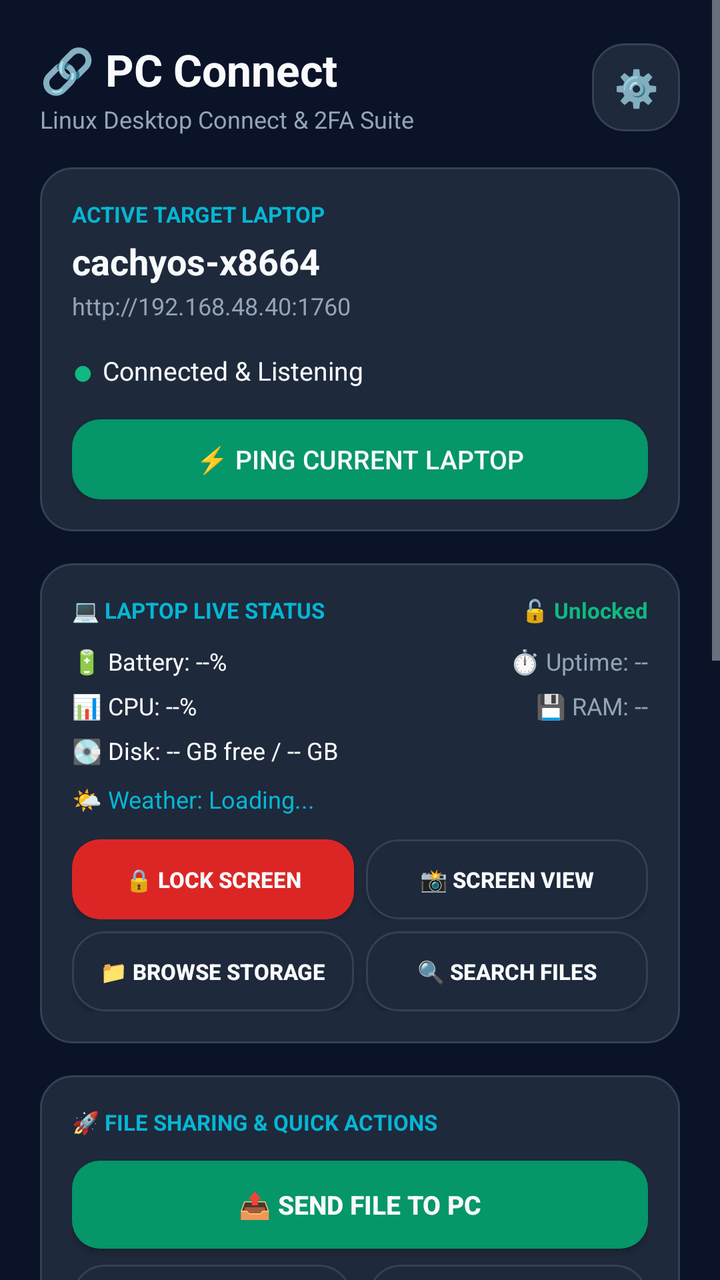
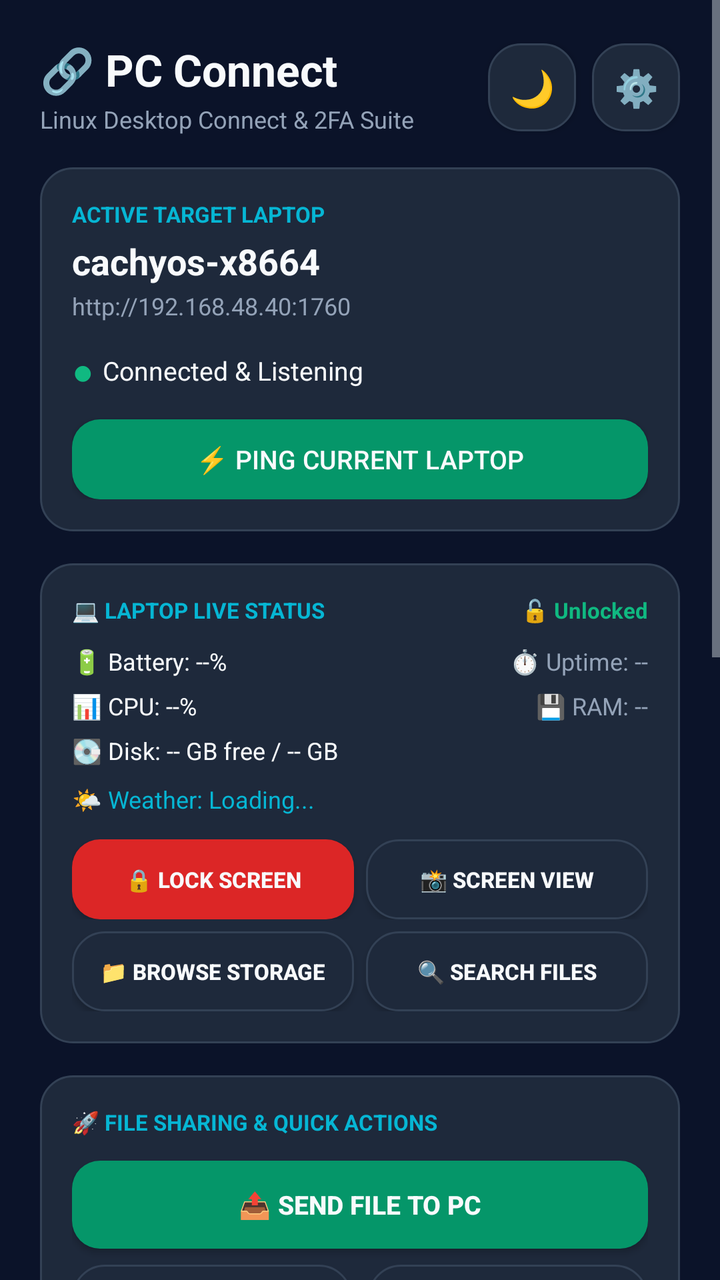

The first picture is an Android layout as it rendered before a commit; the second is the same layout after the commit. The layout source and the unified diff follow.
<!-- AndroidManifest.xml: application theme AppTheme -->
<!-- res/layout/activity_main.xml -->
<?xml version="1.0" encoding="utf-8"?>
<ScrollView xmlns:android="http://schemas.android.com/apk/res/android"
    android:layout_width="match_parent"
    android:layout_height="match_parent"
    android:background="@color/bg_dark"
    android:fillViewport="true">

    <LinearLayout
        android:layout_width="match_parent"
        android:layout_height="wrap_content"
        android:orientation="vertical"
        android:padding="20dp">

        
        <LinearLayout
            android:layout_width="match_parent"
            android:layout_height="wrap_content"
            android:orientation="horizontal"
            android:gravity="center_vertical"
            android:layout_marginBottom="16dp">

            <LinearLayout
                android:layout_width="0dp"
                android:layout_height="wrap_content"
                android:layout_weight="1"
                android:orientation="vertical">

                <TextView
                    android:layout_width="wrap_content"
                    android:layout_height="wrap_content"
                    android:text="🔗 PC Connect"
                    android:textSize="22sp"
                    android:textStyle="bold"
                    android:textColor="@color/text_white" />

                <TextView
                    android:layout_width="wrap_content"
                    android:layout_height="wrap_content"
                    android:text="Linux Desktop Connect &amp; 2FA Suite"
                    android:textSize="12sp"
                    android:textColor="@color/text_muted"
                    android:layout_marginTop="2dp" />
            </LinearLayout>

            <Button
                android:id="@+id/btn_settings"
                android:layout_width="44dp"
                android:layout_height="44dp"
                android:text="⚙️"
                android:textSize="18sp"
                android:textColor="@color/text_white"
                android:background="@drawable/card_bg" />
        </LinearLayout>

        
        <LinearLayout
            android:layout_width="match_parent"
            android:layout_height="wrap_content"
            android:orientation="vertical"
            android:background="@drawable/card_bg"
            android:padding="16dp"
            android:layout_marginBottom="16dp">

            <TextView
                android:layout_width="wrap_content"
                android:layout_height="wrap_content"
                android:text="ACTIVE TARGET LAPTOP"
                android:textSize="11sp"
                android:textStyle="bold"
                android:textColor="@color/accent_cyan" />

            <TextView
                android:id="@+id/tv_hostname"
                android:layout_width="wrap_content"
                android:layout_height="wrap_content"
                android:text="cachyos-x8664"
                android:textSize="18sp"
                android:textStyle="bold"
                android:textColor="@color/text_white"
                android:layout_marginTop="4dp" />

            <TextView
                android:id="@+id/tv_active_ip"
                android:layout_width="wrap_content"
                android:layout_height="wrap_content"
                android:text="http://192.168.48.40:1760"
                android:textSize="12sp"
                android:textColor="@color/text_muted"
                android:layout_marginTop="2dp" />

            <LinearLayout
                android:layout_width="match_parent"
                android:layout_height="wrap_content"
                android:orientation="horizontal"
                android:gravity="center_vertical"
                android:layout_marginTop="12dp">

                <TextView
                    android:id="@+id/tv_status_dot"
                    android:layout_width="wrap_content"
                    android:layout_height="wrap_content"
                    android:text="● "
                    android:textSize="18sp"
                    android:textColor="@color/status_green" />

                <TextView
                    android:id="@+id/tv_status_text"
                    android:layout_width="wrap_content"
                    android:layout_height="wrap_content"
                    android:text="Connected &amp; Listening"
                    android:textSize="13sp"
                    android:textColor="@color/text_white" />
            </LinearLayout>

            <Button
                android:id="@+id/btn_test_connection"
                android:layout_width="match_parent"
                android:layout_height="40dp"
                android:text="⚡ Ping Current Laptop"
                android:textSize="13sp"
                android:textColor="@color/text_white"
                android:background="@drawable/btn_approve"
                android:layout_marginTop="12dp" />
        </LinearLayout>

        
        <LinearLayout
            android:id="@+id/layout_laptop_status"
            android:layout_width="match_parent"
            android:layout_height="wrap_content"
            android:orientation="vertical"
            android:background="@drawable/card_bg"
            android:padding="16dp"
            android:layout_marginBottom="16dp">

            <LinearLayout
                android:layout_width="match_parent"
                android:layout_height="wrap_content"
                android:orientation="horizontal"
                android:gravity="center_vertical">

                <TextView
                    android:layout_width="0dp"
                    android:layout_height="wrap_content"
                    android:layout_weight="1"
                    android:text="💻 LAPTOP LIVE STATUS"
                    android:textSize="11sp"
                    android:textStyle="bold"
                    android:textColor="@color/accent_cyan" />

                <TextView
                    android:id="@+id/tv_pc_lock_badge"
                    android:layout_width="wrap_content"
                    android:layout_height="wrap_content"
                    android:text="🔓 Unlocked"
                    android:textSize="11sp"
                    android:textStyle="bold"
                    android:textColor="@color/status_green" />
            </LinearLayout>

            <LinearLayout
                android:layout_width="match_parent"
                android:layout_height="wrap_content"
                android:orientation="horizontal"
                android:layout_marginTop="10dp">

                <TextView
                    android:id="@+id/tv_pc_battery"
                    android:layout_width="0dp"
                    android:layout_height="wrap_content"
                    android:layout_weight="1"
                    android:text="🔋 Battery: --%"
                    android:textSize="12sp"
                    android:textColor="@color/text_white" />

                <TextView
                    android:id="@+id/tv_pc_uptime"
                    android:layout_width="wrap_content"
                    android:layout_height="wrap_content"
                    android:text="⏱️ Uptime: --"
                    android:textSize="12sp"
                    android:textColor="@color/text_muted" />
            </LinearLayout>

            <LinearLayout
                android:layout_width="match_parent"
                android:layout_height="wrap_content"
                android:orientation="horizontal"
                android:layout_marginTop="6dp">

                <TextView
                    android:id="@+id/tv_pc_cpu"
                    android:layout_width="0dp"
                    android:layout_height="wrap_content"
                    android:layout_weight="1"
                    android:text="📊 CPU: --%"
                    android:textSize="12sp"
                    android:textColor="@color/text_white" />

                <TextView
                    android:id="@+id/tv_pc_memory"
                    android:layout_width="wrap_content"
                    android:layout_height="wrap_content"
                    android:text="💾 RAM: --"
                    android:textSize="12sp"
                    android:textColor="@color/text_muted" />
            </LinearLayout>

            <LinearLayout
                android:layout_width="match_parent"
                android:layout_height="wrap_content"
                android:orientation="horizontal"
                android:layout_marginTop="6dp">

                <TextView
                    android:id="@+id/tv_pc_storage"
                    android:layout_width="match_parent"
                    android:layout_height="wrap_content"
                    android:text="💽 Disk: -- GB free / -- GB"
                    android:textSize="12sp"
                    android:textColor="@color/text_white" />
            </LinearLayout>

            <TextView
                android:id="@+id/tv_pc_weather"
                android:layout_width="match_parent"
                android:layout_height="wrap_content"
                android:text="🌤️ Weather: Loading..."
                android:textSize="12sp"
                android:textColor="@color/accent_cyan"
                android:layout_marginTop="8dp" />

            <LinearLayout
                android:layout_width="match_parent"
                android:layout_height="wrap_content"
                android:orientation="horizontal"
                android:layout_marginTop="12dp">

                <Button
                    android:id="@+id/btn_lock_laptop_action"
                    android:layout_width="0dp"
                    android:layout_height="40dp"
                    android:layout_weight="1"
                    android:text="🔒 Lock Screen"
                    android:textSize="11sp"
                    android:textStyle="bold"
                    android:textColor="@color/text_white"
                    android:background="@drawable/btn_deny"
                    android:layout_marginEnd="6dp" />

                <Button
                    android:id="@+id/btn_screenshot_action"
                    android:layout_width="0dp"
                    android:layout_height="40dp"
                    android:layout_weight="1"
                    android:text="📸 Screen View"
                    android:textSize="11sp"
                    android:textStyle="bold"
                    android:textColor="@color/text_white"
                    android:background="@drawable/card_bg" />
            </LinearLayout>

            <LinearLayout
                android:layout_width="match_parent"
                android:layout_height="wrap_content"
                android:orientation="horizontal"
                android:layout_marginTop="6dp">

                <Button
                    android:id="@+id/btn_browse_laptop_action"
                    android:layout_width="0dp"
                    android:layout_height="40dp"
                    android:layout_weight="1"
                    android:text="📁 Browse Storage"
                    android:textSize="11sp"
                    android:textStyle="bold"
                    android:textColor="@color/text_white"
                    android:background="@drawable/card_bg"
                    android:layout_marginEnd="6dp" />

                <Button
                    android:id="@+id/btn_search_files_action"
                    android:layout_width="0dp"
                    android:layout_height="40dp"
                    android:layout_weight="1"
                    android:text="🔍 Search Files"
                    android:textSize="11sp"
                    android:textStyle="bold"
                    android:textColor="@color/text_white"
                    android:background="@drawable/card_bg" />
            </LinearLayout>
        </LinearLayout>

        
        <LinearLayout
            android:id="@+id/layout_challenge"
            android:layout_width="match_parent"
            android:layout_height="wrap_content"
            android:orientation="vertical"
            android:background="@drawable/card_bg"
            android:padding="20dp"
            android:layout_marginBottom="16dp"
            android:visibility="gone">

            <TextView
                android:layout_width="wrap_content"
                android:layout_height="wrap_content"
                android:text="⚠️ UNLOCK CHALLENGE ACTIVE"
                android:textSize="13sp"
                android:textStyle="bold"
                android:textColor="@color/accent_cyan" />

            <TextView
                android:id="@+id/tv_challenge_message"
                android:layout_width="wrap_content"
                android:layout_height="wrap_content"
                android:text="Login requested on your laptop. Approve to unlock."
                android:textSize="16sp"
                android:textColor="@color/text_white"
                android:layout_marginTop="8dp" />

            <TextView
                android:id="@+id/tv_timer"
                android:layout_width="wrap_content"
                android:layout_height="wrap_content"
                android:text="Expires in: 35s"
                android:textSize="14sp"
                android:textColor="@color/text_muted"
                android:layout_marginTop="6dp" />

            <Button
                android:id="@+id/btn_approve_challenge"
                android:layout_width="match_parent"
                android:layout_height="54dp"
                android:text="👆 APPROVE WITH FINGERPRINT"
                android:textSize="15sp"
                android:textStyle="bold"
                android:textColor="@color/text_white"
                android:background="@drawable/btn_approve"
                android:layout_marginTop="16dp" />

            <Button
                android:id="@+id/btn_deny_challenge"
                android:layout_width="match_parent"
                android:layout_height="44dp"
                android:text="❌ DENY"
                android:textSize="14sp"
                android:textColor="@color/text_white"
                android:background="@drawable/btn_deny"
                android:layout_marginTop="10dp" />
        </LinearLayout>

        
        <LinearLayout
            android:layout_width="match_parent"
            android:layout_height="wrap_content"
            android:orientation="vertical"
            android:background="@drawable/card_bg"
            android:padding="16dp"
            android:layout_marginBottom="16dp">

            <TextView
                android:layout_width="wrap_content"
                android:layout_height="wrap_content"
                android:text="🚀 FILE SHARING &amp; QUICK ACTIONS"
                android:textSize="11sp"
                android:textStyle="bold"
                android:textColor="@color/accent_cyan" />

            <Button
                android:id="@+id/btn_send_file_to_pc"
                android:layout_width="match_parent"
                android:layout_height="44dp"
                android:text="📤 Send File to PC"
                android:textSize="13sp"
                android:textStyle="bold"
                android:textColor="@color/text_white"
                android:background="@drawable/btn_approve"
                android:layout_marginTop="12dp" />

            <LinearLayout
                android:layout_width="match_parent"
                android:layout_height="wrap_content"
                android:orientation="horizontal"
                android:layout_marginTop="8dp">

                <Button
                    android:id="@+id/btn_send_clip_to_pc"
                    android:layout_width="0dp"
                    android:layout_height="40dp"
                    android:layout_weight="1"
                    android:text="📋 Copy to PC"
                    android:textSize="12sp"
                    android:textColor="@color/text_white"
                    android:background="@drawable/card_bg"
                    android:layout_marginEnd="4dp" />

                <Button
                    android:id="@+id/btn_get_clip_from_pc"
                    android:layout_width="0dp"
                    android:layout_height="40dp"
                    android:layout_weight="1"
                    android:text="📋 Paste from PC"
                    android:textSize="12sp"
                    android:textColor="@color/text_white"
                    android:background="@drawable/card_bg"
                    android:layout_marginStart="4dp" />
            </LinearLayout>

            <Button
                android:id="@+id/btn_ring_pc"
                android:layout_width="match_parent"
                android:layout_height="40dp"
                android:text="🔔 Ring Laptop"
                android:textSize="12sp"
                android:textColor="@color/text_white"
                android:background="@drawable/card_bg"
                android:layout_marginTop="8dp" />

            <LinearLayout
                android:layout_width="match_parent"
                android:layout_height="wrap_content"
                android:orientation="horizontal"
                android:layout_marginTop="8dp">

                <Button
                    android:id="@+id/btn_remote_trackpad"
                    android:layout_width="0dp"
                    android:layout_height="42dp"
                    android:layout_weight="1"
                    android:text="🖱️ Trackpad &amp; Laser"
                    android:textSize="12sp"
                    android:textStyle="bold"
                    android:textColor="@color/text_white"
                    android:background="@drawable/card_bg"
                    android:layout_marginEnd="4dp" />

                <Button
                    android:id="@+id/btn_camera_view"
                    android:layout_width="0dp"
                    android:layout_height="42dp"
                    android:layout_weight="1"
                    android:text="📹 PC Camera"
                    android:textSize="12sp"
                    android:textStyle="bold"
                    android:textColor="@color/text_white"
                    android:background="@drawable/card_bg"
                    android:layout_marginStart="4dp" />
            </LinearLayout>
        </LinearLayout>

        
        <LinearLayout
            android:id="@+id/layout_media"
            android:layout_width="match_parent"
            android:layout_height="wrap_content"
            android:orientation="vertical"
            android:background="@drawable/card_bg"
            android:padding="16dp"
            android:layout_marginBottom="16dp">

            <LinearLayout
                android:layout_width="match_parent"
                android:layout_height="wrap_content"
                android:orientation="horizontal"
                android:gravity="center_vertical">

                <TextView
                    android:layout_width="0dp"
                    android:layout_height="wrap_content"
                    android:layout_weight="1"
                    android:text="🎵 PC MEDIA PLAYER"
                    android:textSize="11sp"
                    android:textStyle="bold"
                    android:textColor="@color/accent_cyan" />

                <TextView
                    android:id="@+id/tv_media_status"
                    android:layout_width="wrap_content"
                    android:layout_height="wrap_content"
                    android:text="Checking..."
                    android:textSize="11sp"
                    android:textColor="@color/text_muted" />
            </LinearLayout>

            <TextView
                android:id="@+id/tv_media_title"
                android:layout_width="wrap_content"
                android:layout_height="wrap_content"
                android:text="No media active on PC"
                android:textSize="15sp"
                android:textStyle="bold"
                android:textColor="@color/text_white"
                android:singleLine="true"
                android:ellipsize="end"
                android:layout_marginTop="8dp" />

            <TextView
                android:id="@+id/tv_media_artist"
                android:layout_width="wrap_content"
                android:layout_height="wrap_content"
                android:text=""
                android:textSize="12sp"
                android:textColor="@color/text_muted"
                android:singleLine="true"
                android:ellipsize="end"
                android:layout_marginTop="2dp" />

            
            <LinearLayout
                android:layout_width="match_parent"
                android:layout_height="wrap_content"
                android:orientation="horizontal"
                android:gravity="center"
                android:layout_marginTop="12dp">

                <Button
                    android:id="@+id/btn_media_prev"
                    android:layout_width="48dp"
                    android:layout_height="44dp"
                    android:text="⏮"
                    android:textSize="16sp"
                    android:textColor="@color/text_white"
                    android:background="@drawable/card_bg"
                    android:layout_marginEnd="6dp" />

                <Button
                    android:id="@+id/btn_media_play_pause"
                    android:layout_width="60dp"
                    android:layout_height="44dp"
                    android:text="⏯"
                    android:textSize="18sp"
                    android:textColor="@color/text_white"
                    android:background="@drawable/btn_approve"
                    android:layout_marginEnd="6dp" />

                <Button
                    android:id="@+id/btn_media_next"
                    android:layout_width="48dp"
                    android:layout_height="44dp"
                    android:text="⏭"
                    android:textSize="16sp"
                    android:textColor="@color/text_white"
                    android:background="@drawable/card_bg"
                    android:layout_marginEnd="12dp" />

                <Button
                    android:id="@+id/btn_media_voldown"
                    android:layout_width="44dp"
                    android:layout_height="44dp"
                    android:text="🔉"
                    android:textSize="14sp"
                    android:textColor="@color/text_white"
                    android:background="@drawable/card_bg"
                    android:layout_marginEnd="4dp" />

                <Button
                    android:id="@+id/btn_media_volup"
                    android:layout_width="44dp"
                    android:layout_height="44dp"
                    android:text="🔊"
                    android:textSize="14sp"
                    android:textColor="@color/text_white"
                    android:background="@drawable/card_bg" />
            </LinearLayout>
        </LinearLayout>

        
        <LinearLayout
            android:layout_width="match_parent"
            android:layout_height="wrap_content"
            android:orientation="vertical"
            android:layout_marginBottom="16dp">

            <LinearLayout
                android:layout_width="match_parent"
                android:layout_height="wrap_content"
                android:orientation="horizontal"
                android:gravity="center_vertical"
                android:layout_marginBottom="10dp">

                <TextView
                    android:layout_width="0dp"
                    android:layout_height="wrap_content"
                    android:layout_weight="1"
                    android:text="PAIRED LAPTOPS &amp; PCS"
                    android:textSize="12sp"
                    android:textStyle="bold"
                    android:textColor="@color/accent_cyan" />

                <TextView
                    android:id="@+id/tv_device_count"
                    android:layout_width="wrap_content"
                    android:layout_height="wrap_content"
                    android:text="1 Saved"
                    android:textSize="11sp"
                    android:textColor="@color/text_muted" />
            </LinearLayout>

            
            <LinearLayout
                android:layout_width="match_parent"
                android:layout_height="wrap_content"
                android:orientation="horizontal"
                android:layout_marginBottom="12dp">

                <Button
                    android:id="@+id/btn_scan_network"
                    android:layout_width="0dp"
                    android:layout_height="40dp"
                    android:layout_weight="1"
                    android:text="🔍 Auto-Scan Wi-Fi"
                    android:textSize="12sp"
                    android:textColor="@color/text_white"
                    android:background="@drawable/card_bg"
                    android:layout_marginEnd="6dp" />

                <Button
                    android:id="@+id/btn_add_manual"
                    android:layout_width="0dp"
                    android:layout_height="40dp"
                    android:layout_weight="1"
                    android:text="➕ Add PC Manually"
                    android:textSize="12sp"
                    android:textColor="@color/text_white"
                    android:background="@drawable/card_bg"
                    android:layout_marginStart="6dp" />
            </LinearLayout>

            
            <TextView
                android:id="@+id/tv_scan_status"
                android:layout_width="match_parent"
                android:layout_height="wrap_content"
                android:text="Scanning local network for laptops..."
                android:textColor="@color/accent_cyan"
                android:textSize="12sp"
                android:gravity="center"
                android:padding="8dp"
                android:visibility="gone" />

            
            <LinearLayout
                android:id="@+id/container_devices"
                android:layout_width="match_parent"
                android:layout_height="wrap_content"
                android:orientation="vertical" />

        </LinearLayout>

        
        <LinearLayout
            android:id="@+id/layout_idle"
            android:layout_width="match_parent"
            android:layout_height="wrap_content"
            android:orientation="vertical"
            android:background="@drawable/card_bg"
            android:gravity="center"
            android:padding="20dp">

            <TextView
                android:layout_width="wrap_content"
                android:layout_height="wrap_content"
                android:text="🛡️"
                android:textSize="32sp" />

            <TextView
                android:layout_width="wrap_content"
                android:layout_height="wrap_content"
                android:text="Ready to Authenticate"
                android:textSize="15sp"
                android:textStyle="bold"
                android:textColor="@color/text_white"
                android:layout_marginTop="6dp" />

            <TextView
                android:layout_width="wrap_content"
                android:layout_height="wrap_content"
                android:text="Tap 'Select' on any laptop above to switch which PC to approve. When screen locks, an approval prompt appears instantly."
                android:textSize="12sp"
                android:textColor="@color/text_muted"
                android:gravity="center"
                android:layout_marginTop="4dp" />
        </LinearLayout>

    </LinearLayout>
</ScrollView>
<!-- resources referenced by this layout -->
<resources>
  <color name="accent_cyan">#06b6d4</color>
  <color name="bg_dark">#0b1329</color>
  <color name="status_green">#10b981</color>
  <color name="text_muted">#94a3b8</color>
  <color name="text_white">#f8fafc</color>
  <!-- drawable btn_approve (drawable) -->
  <?xml version="1.0" encoding="utf-8"?>
  <shape xmlns:android="http://schemas.android.com/apk/res/android"
      android:shape="rectangle">
      <solid android:color="@color/btn_approve" />
      <corners android:radius="14dp" />
  </shape>
  <!-- drawable btn_deny (drawable) -->
  <?xml version="1.0" encoding="utf-8"?>
  <shape xmlns:android="http://schemas.android.com/apk/res/android"
      android:shape="rectangle">
      <solid android:color="@color/btn_deny" />
      <corners android:radius="14dp" />
  </shape>
  <!-- drawable card_bg (drawable) -->
  <?xml version="1.0" encoding="utf-8"?>
  <shape xmlns:android="http://schemas.android.com/apk/res/android"
      android:shape="rectangle">
      <solid android:color="@color/card_bg" />
      <corners android:radius="16dp" />
      <stroke android:width="1dp" android:color="@color/card_border" />
  </shape>
  <style name="AppTheme" parent="@android:style/Theme.DeviceDefault.NoActionBar">
          <item name="android:windowBackground">@color/bg_dark</item>
          <item name="android:statusBarColor">@color/bg_dark</item>
          <item name="android:navigationBarColor">@color/bg_dark</item>
      </style>
  <color name="btn_approve">#059669</color>
  <color name="btn_deny">#dc2626</color>
  <color name="card_bg">#1e293b</color>
  <color name="card_border">#334155</color>
</resources>

<!-- the commit's change to res/layout/activity_main.xml (unified diff, before → after) -->
@@ -43,6 +43,16 @@
             </LinearLayout>
 
             <Button
+                android:id="@+id/btn_phone_screen_off"
+                android:layout_width="44dp"
+                android:layout_height="44dp"
+                android:text="🌙"
+                android:textSize="18sp"
+                android:textColor="@color/text_white"
+                android:background="@drawable/card_bg"
+                android:layout_marginEnd="8dp" />
+
+            <Button
                 android:id="@+id/btn_settings"
                 android:layout_width="44dp"
                 android:layout_height="44dp"
@@ -407,46 +417,46 @@
                     android:layout_marginStart="4dp" />
             </LinearLayout>
 
+            <LinearLayout
+                android:layout_width="match_parent"
+                android:layout_height="wrap_content"
+                android:orientation="horizontal"
+                android:layout_marginTop="8dp">
+
+                <Button
+                    android:id="@+id/btn_ring_pc"
+                    android:layout_width="0dp"
+                    android:layout_height="42dp"
+                    android:layout_weight="1"
+                    android:text="🔔 Ring Laptop"
+                    android:textSize="12sp"
+                    android:textColor="@color/text_white"
+                    android:background="@drawable/card_bg"
+                    android:layout_marginEnd="4dp" />
+
+                <Button
+                    android:id="@+id/btn_camera_view"
+                    android:layout_width="0dp"
+                    android:layout_height="42dp"
+                    android:layout_weight="1"
+                    android:text="📹 PC Camera"
+                    android:textSize="12sp"
+                    android:textStyle="bold"
+                    android:textColor="@color/text_white"
+                    android:background="@drawable/card_bg"
+                    android:layout_marginStart="4dp" />
+            </LinearLayout>
+
             <Button
-                android:id="@+id/btn_ring_pc"
-                android:layout_width="match_parent"
-                android:layout_height="40dp"
-                android:text="🔔 Ring Laptop"
-                android:textSize="12sp"
+                android:id="@+id/btn_remote_trackpad"
+                android:layout_width="match_parent"
+                android:layout_height="46dp"
+                android:text="🖱️ Trackpad &amp; Laser"
+                android:textSize="13sp"
+                android:textStyle="bold"
                 android:textColor="@color/text_white"
                 android:background="@drawable/card_bg"
                 android:layout_marginTop="8dp" />
-
-            <LinearLayout
-                android:layout_width="match_parent"
-                android:layout_height="wrap_content"
-                android:orientation="horizontal"
-                android:layout_marginTop="8dp">
-
-                <Button
-                    android:id="@+id/btn_remote_trackpad"
-                    android:layout_width="0dp"
-                    android:layout_height="42dp"
-                    android:layout_weight="1"
-                    android:text="🖱️ Trackpad &amp; Laser"
-                    android:textSize="12sp"
-                    android:textStyle="bold"
-                    android:textColor="@color/text_white"
-                    android:background="@drawable/card_bg"
-                    android:layout_marginEnd="4dp" />
-
-                <Button
-                    android:id="@+id/btn_camera_view"
-                    android:layout_width="0dp"
-                    android:layout_height="42dp"
-                    android:layout_weight="1"
-                    android:text="📹 PC Camera"
-                    android:textSize="12sp"
-                    android:textStyle="bold"
-                    android:textColor="@color/text_white"
-                    android:background="@drawable/card_bg"
-                    android:layout_marginStart="4dp" />
-            </LinearLayout>
         </LinearLayout>
 
         
